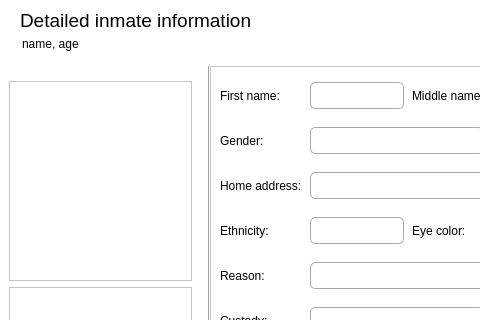
The window that inmateinfowindow.ui (NCNM/PMS_01) describes before a commit, drawn with Qt 5; both pictures show x 0 to 480 and y 0 to 320 of the 796 by 467 pixel window.
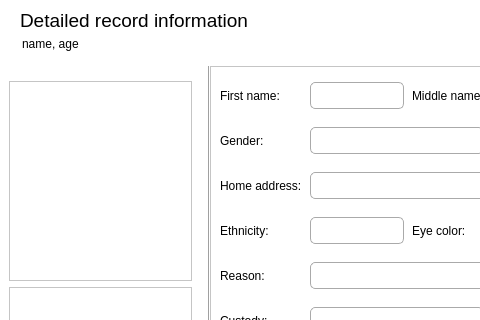
The same window after the commit. Icons and pictures are not drawn.

Patch:
```diff
--- a/inmateinfowindow.ui
+++ b/inmateinfowindow.ui
@@ -89,7 +89,7 @@
 background-image: 0;</string>
       </property>
       <property name="text">
-       <string>Detailed inmate information</string>
+       <string>Detailed record information</string>
       </property>
      </widget>
      <widget class="QLabel" name="label_2">
```
Left out of the diff: 38 changed lines with no effect on the pictures.
